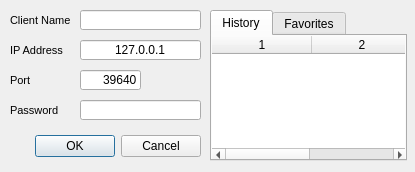
First picture: the form in src/connectionwindow.ui, repository nolan778/DCS-Copilot, before the edit.
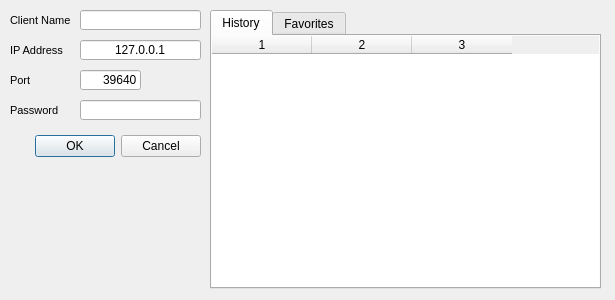
Second picture: the form after the edit.

The edit to the form file:
```diff
--- a/src/connectionwindow.ui
+++ b/src/connectionwindow.ui
@@ -6,8 +6,8 @@
    <rect>
     <x>0</x>
     <y>0</y>
-    <width>415</width>
-    <height>172</height>
+    <width>615</width>
+    <height>300</height>
    </rect>
   </property>
   <property name="sizePolicy">
@@ -200,8 +200,8 @@
     <rect>
      <x>210</x>
      <y>10</y>
-     <width>197</width>
-     <height>151</height>
+     <width>391</width>
+     <height>279</height>
     </rect>
    </property>
    <property name="currentIndex">
@@ -212,19 +212,23 @@
      <string>History</string>
     </attribute>
     <widget class="QTableWidget" name="tableWidget">
+     <property name="enabled">
+      <bool>true</bool>
+     </property>
      <property name="geometry">
       <rect>
        <x>-1</x>
        <y>-1</y>
-       <width>197</width>
-       <height>128</height>
+       <width>391</width>
+       <height>256</height>
       </rect>
      </property>
      <property name="columnCount">
-      <number>2</number>
+      <number>3</number>
      </property>
      <column/>
      <column/>
+     <column/>
     </widget>
    </widget>
    <widget class="QWidget" name="tab_2">
```
Left out of the diff: 7 changed lines with no effect on the pictures.
